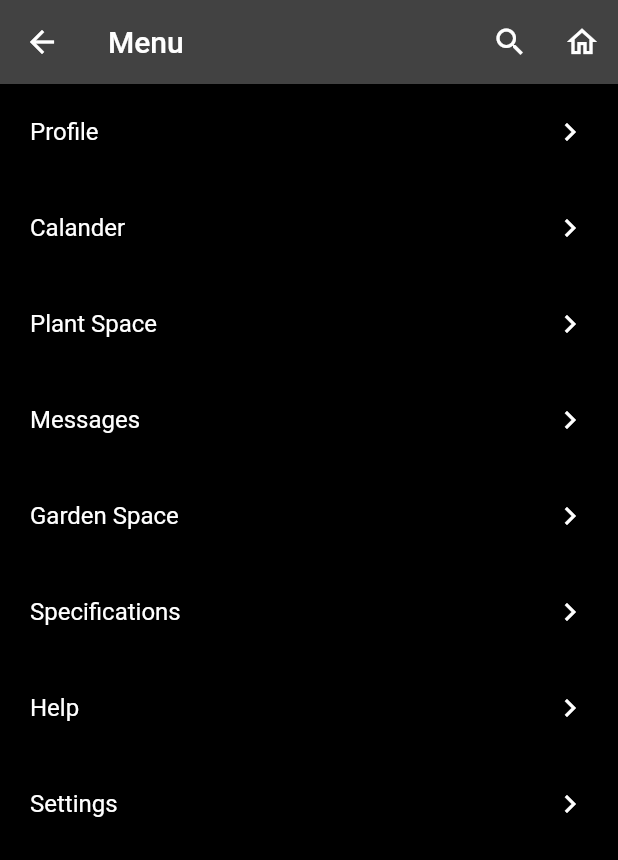
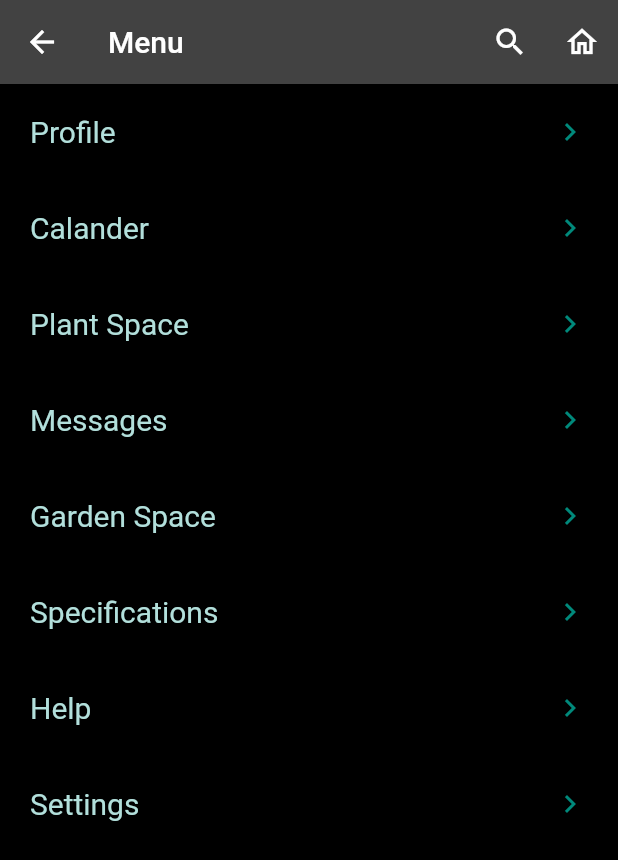
Before and after one commit to Veronica-Salgado/garden_space_3, a Flutter app: the Menu screen opened by its route, on a phone screen of 412 x 824 dp. Shown: the top 860 px of the screen. Run offline on Flutter 3.47's test engine with Material 2 defaults, Android fonts, the phone set to English and light mode, and no system bars.

Commit message:
Addition of settings screen

```diff
--- a/lib/main.dart
+++ b/lib/main.dart
@@ -5,6 +5,7 @@ import 'package:helloworld/home.dart';
 import 'package:helloworld/plant_space.dart';
 import 'package:helloworld/fruit.dart';
 import 'package:helloworld/menu.dart';
+import 'package:helloworld/settings.dart';
 
 void main() => runApp(MaterialApp(
       theme: ThemeData.dark().copyWith(
@@ -27,5 +28,6 @@ void main() => runApp(MaterialApp(
         '/fourth': (context) => const PlantSpace(),
         '/fifth': (context) => const Fruit(),
         '/sixth': (context) => const Menu(),
+        '/seventh': (context) => const Settings(),
       },
     ));
--- a/lib/menu.dart
+++ b/lib/menu.dart
@@ -25,24 +25,34 @@ class Menu extends StatelessWidget {
             InkWell(
                 splashColor: Colors.teal.shade600,
                 onTap: () {},
-                child: const Card(
+                child: Card(
                   color: Colors.black,
                   child: ListTile(
-                    title: Text('Profile'),
+                    title: Text('Profile',
+                        style: TextStyle(
+                          fontSize: 20,
+                          color: Colors.teal.shade100,
+                        )),
                     trailing: Icon(
                       Icons.chevron_right_outlined,
+                      color: Colors.teal.shade600,
                     ),
                   ),
                 )),
             InkWell(
                 splashColor: Colors.teal.shade600,
                 onTap: () {},
-                child: const Card(
+                child: Card(
                   color: Colors.black,
                   child: ListTile(
-                    title: Text('Calander'),
+                    title: Text('Calander',
+                        style: TextStyle(
+                          fontSize: 20,
+                          color: Colors.teal.shade100,
+                        )),
                     trailing: Icon(
                       Icons.chevron_right_outlined,
+                      color: Colors.teal.shade600,
                     ),
                   ),
                 )),
@@ -51,72 +61,100 @@ class Menu extends StatelessWidget {
               onTap: () {
                 Navigator.pushNamed(context, '/fourth');
               },
-              child: const Card(
+              child: Card(
                 color: Colors.black,
                 child: ListTile(
-                    title: Text('Plant Space'),
+                    title: Text('Plant Space',
+                        style: TextStyle(
+                          fontSize: 20,
+                          color: Colors.teal.shade100,
+                        )),
                     trailing: Icon(
                       Icons.chevron_right_outlined,
+                      color: Colors.teal.shade600,
                     )),
               ),
             ),
             InkWell(
                 splashColor: Colors.teal.shade600,
                 onTap: () {},
-                child: const Card(
+                child: Card(
                   color: Colors.black,
                   child: ListTile(
-                    title: Text('Messages'),
+                    title: Text('Messages',
+                        style: TextStyle(
+                          fontSize: 20,
+                          color: Colors.teal.shade100,
+                        )),
                     trailing: Icon(
                       Icons.chevron_right_outlined,
+                      color: Colors.teal.shade600,
                     ),
                   ),
                 )),
             InkWell(
                 splashColor: Colors.teal.shade600,
                 onTap: () {},
-                child: const Card(
+                child: Card(
                   color: Colors.black,
                   child: ListTile(
-                    title: Text('Garden Space'),
+                    title: Text('Garden Space',
+                        style: TextStyle(
+                          fontSize: 20,
+                          color: Colors.teal.shade100,
+                        )),
                     trailing: Icon(
                       Icons.chevron_right_outlined,
+                      color: Colors.teal.shade600,
                     ),
                   ),
                 )),
             InkWell(
                 splashColor: Colors.teal.shade600,
                 onTap: () {},
-                child: const Card(
+                child: Card(
                   color: Colors.black,
                   child: ListTile(
-                    title: Text('Specifications'),
+                    title: Text('Specifications',
+                        style: TextStyle(
+                            fontSize: 20, color: Colors.teal.shade100)),
                     trailing: Icon(
                       Icons.chevron_right_outlined,
+                      color: Colors.teal.shade600,
                     ),
                   ),
                 )),
             InkWell(
                 splashColor: Colors.teal.shade600,
                 onTap: () {},
-                child: const Card(
+                child: Card(
                   color: Colors.black,
                   child: ListTile(
-                    title: Text('Help'),
+                    title: Text('Help',
+                        style: TextStyle(
+                          fontSize: 20,
+                          color: Colors.teal.shade100,
+                        )),
                     trailing: Icon(
                       Icons.chevron_right_outlined,
+                      color: Colors.teal.shade600,
                     ),
                   ),
                 )),
             InkWell(
                 splashColor: Colors.teal.shade600,
-                onTap: () {},
-                child: const Card(
+                onTap: () {
+                  Navigator.pushNamed(context, '/seventh');
+                },
+                child: Card(
                   color: Colors.black,
                   child: ListTile(
-                    title: Text('Settings'),
+                    title: Text('Settings',
+                        style: TextStyle(
+                            fontSize: 20, color: Colors.teal.shade100)),
                     trailing: Icon(
                       Icons.chevron_right_outlined,
+                      color: Colors.teal.shade600,
                     ),
                   ),
                 )),
--- a/pubspec.yaml
+++ b/pubspec.yaml
@@ -11,7 +11,7 @@ description: A new Flutter project.
 # In iOS, build-name is used as CFBundleShortVersionString while build-number used as CFBundleVersion.
 # Read more about iOS versioning at
 # https://developer.apple.com/library/archive/documentation/General/Reference/InfoPlistKeyReference/Articles/CoreFoundationKeys.html
-version: 1.0.0+4
+version: 1.0.0+5
 
 environment:
   sdk: ">=2.12.0 <3.0.0"
```
Also changed, not shown: lib/settings.dart (added, +103 -0 lines).
